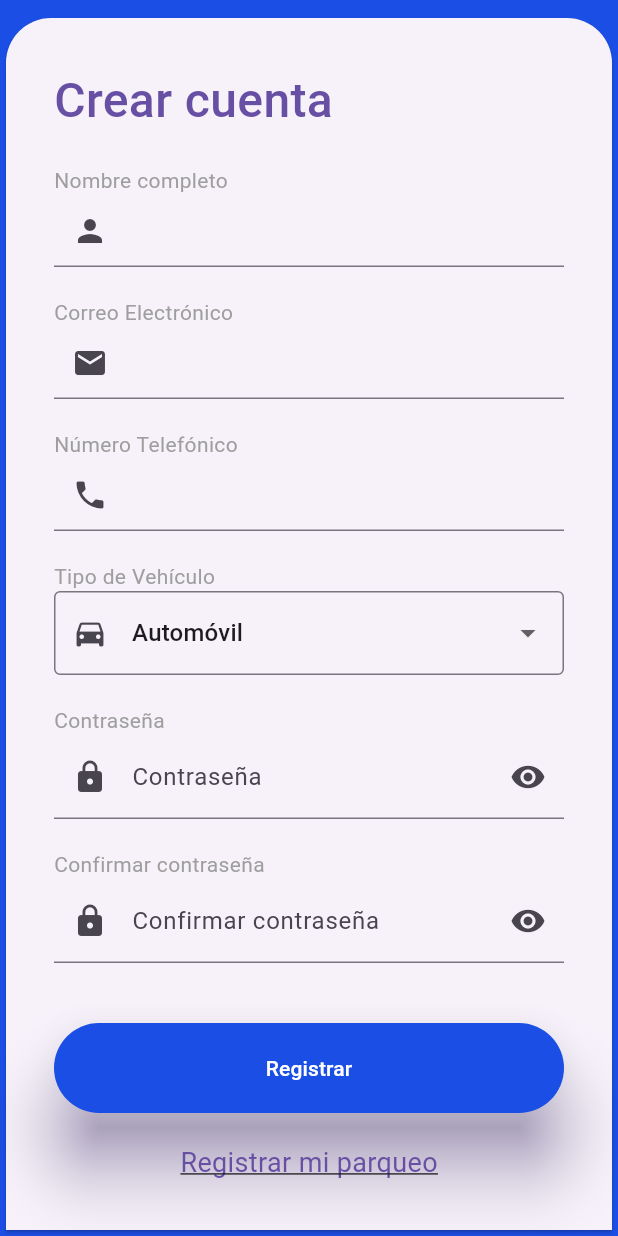
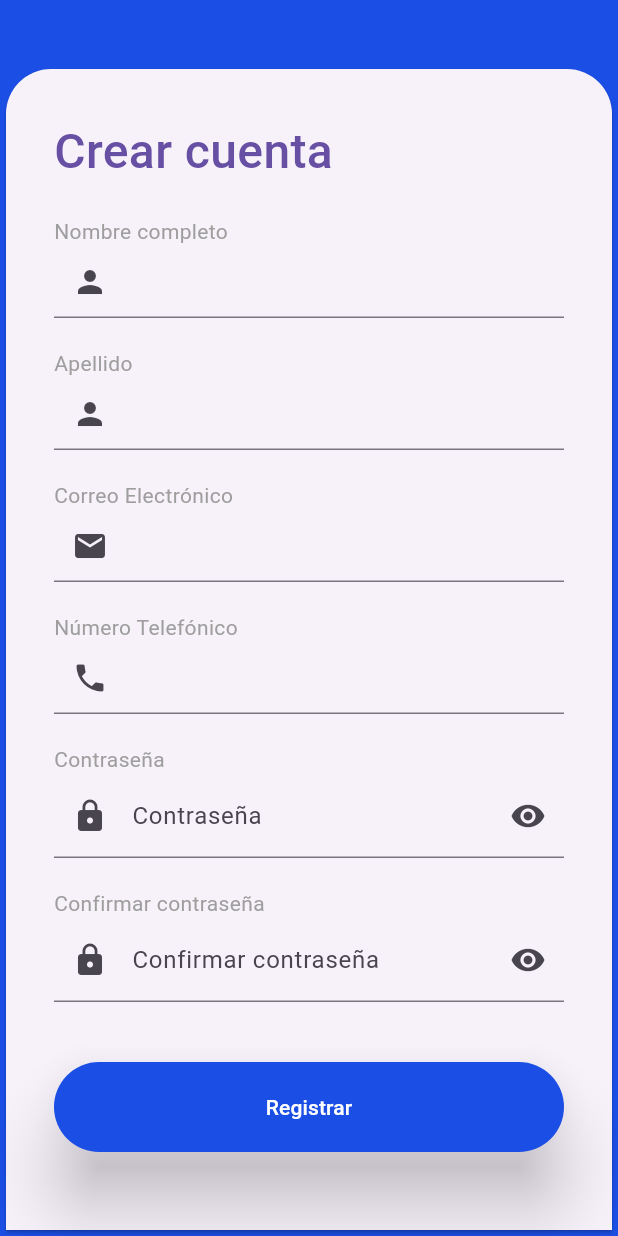
Before and after one commit to ValexLaz/estacionaT, a Flutter app: the SignUpPage screen opened directly, on a phone screen of 412 x 824 dp. Run offline on Flutter 3.47's test engine with Material 3 defaults, Android fonts, the phone set to English and light mode, and no system bars; our stand-ins replace flutter_map, geolocator, latlong2.

Commit message:
registro de usuario y api

```diff
--- a/lib/screens_users/create_account_page.dart
+++ b/lib/screens_users/create_account_page.dart
@@ -1,5 +1,6 @@
+import 'dart:convert';
 import 'package:flutter/material.dart';
-import 'package:map_flutter/screens_gerentes/create_account_gerente.dart';
+import 'package:http/http.dart' as http;
 
 import 'login_screen.dart';
 
@@ -14,18 +15,20 @@ class _SignUpPageState extends State<SignUpPage> {
   late Color myColor;
   late Size mediaSize;
   TextEditingController nameController = TextEditingController();
+  TextEditingController last_nameController = TextEditingController();
+
   TextEditingController emailController = TextEditingController();
   TextEditingController passwordController = TextEditingController();
   TextEditingController confirmPasswordController = TextEditingController();
   TextEditingController phoneController = TextEditingController();
   FocusNode nameFocusNode = FocusNode();
+  FocusNode last_nameFocusNode = FocusNode();
   FocusNode emailFocusNode = FocusNode();
   FocusNode passwordFocusNode = FocusNode();
   FocusNode confirmPasswordFocusNode = FocusNode();
   FocusNode phoneFocusNode = FocusNode();
   bool obscurePassword = true;
   bool obscureConfirmPassword = true;
-  String vehicleType = 'Automóvil';
 
   @override
   Widget build(BuildContext context) {
@@ -91,6 +94,10 @@ class _SignUpPageState extends State<SignUpPage> {
         _buildInputField(nameController,
             icon: Icons.person, focusNode: nameFocusNode),
         const SizedBox(height: 20),
+        _buildGreyText("Apellido"),
+        _buildInputField(last_nameController,
+            icon: Icons.person, focusNode: last_nameFocusNode),
+        const SizedBox(height: 20),
         _buildGreyText("Correo Electrónico"),
         _buildInputField(emailController,
             icon: Icons.email, focusNode: emailFocusNode),
@@ -98,9 +105,6 @@ class _SignUpPageState extends State<SignUpPage> {
         _buildGreyText("Número Telefónico"),
         _buildInputField(phoneController,
             icon: Icons.phone, focusNode: phoneFocusNode),
-        const SizedBox(height: 20),
-        _buildGreyText("Tipo de Vehículo"),
-        _buildVehicleTypeDropdown(),
         const SizedBox(height: 20),
         _buildGreyText("Contraseña"),
         _buildPasswordInputField(passwordController, passwordFocusNode,
@@ -115,7 +119,6 @@ class _SignUpPageState extends State<SignUpPage> {
         const SizedBox(height: 40),
         _buildSignUpButton(),
         const SizedBox(height: 20),
-        _buildParkingRegistrationButton(),
       ],
     );
   }
@@ -153,44 +156,72 @@ class _SignUpPageState extends State<SignUpPage> {
     );
   }
 
-  Widget _buildVehicleTypeDropdown() {
-    return DropdownButtonFormField<String>(
-      value: vehicleType,
-      items: <String>['Automóvil', 'Motocicleta', 'Cuadratrack', 'Bicicleta']
-          .map<DropdownMenuItem<String>>((String value) {
-        return DropdownMenuItem<String>(
-          value: value,
-          child: Text(value),
-        );
-      }).toList(),
-      onChanged: (String? newValue) {
-        setState(() {
-          vehicleType = newValue!;
-        });
-      },
-      decoration: const InputDecoration(
-        border: OutlineInputBorder(),
-        prefixIcon: Icon(Icons.directions_car),
-      ),
-    );
-  }
-
   Widget _buildSignUpButton() {
     return ElevatedButton(
-      onPressed: () {
-        // Navegar a CreateAccountPage
-        Navigator.of(context).push(
-          MaterialPageRoute(builder: (context) => LoginPage()),
+      onPressed: () async {
+        // Datos de registro
+        String username = nameController.text.trim();
+        String last_name = last_nameController.text.trim();
+        String email = emailController.text.trim();
+        String password = passwordController.text.trim();
+        String phone = phoneController.text.trim();
+
+        // Crear el cuerpo de la solicitud
+        Map<String, String> requestBody = {
+          'username': username,
+          'last_name': last_name,
+          'email': email,
+          'password': password,
+          'phone': phone,
+        };
+
+        // Realizar la solicitud HTTP
+        final response = await http.post(
+          Uri.parse(
+              'https://estacionatbackend.onrender.com/api/v2/user/signup/'),
+          body: jsonEncode(requestBody),
+          headers: {
+            'Content-Type': 'application/json',
+          },
         );
+        print(response.body);
+        // Verificar el código de respuesta
+        if (response.statusCode == 200) {
+          // Registro exitoso
+          // Puedes manejar aquí la respuesta si la API devuelve algo
+          // Navegar a la página de inicio de sesión o a donde desees
+          Navigator.of(context).push(
+            MaterialPageRoute(builder: (context) => LoginPage()),
+          );
+        } else {
+          // Si la solicitud falla, puedes mostrar
+          showDialog(
+            context: context,
+            builder: (BuildContext context) {
+              return AlertDialog(
+                title: Text('Error de registro'),
+                content: Text(
+                    'Hubo un error al registrar el usuario. Por favor, inténtalo de nuevo más tarde.'),
+                actions: [
+                  TextButton(
+                    onPressed: () {
+                      Navigator.of(context).pop();
+                    },
+                    child: Text('Cerrar'),
+                  ),
+                ],
+              );
+            },
+          );
+        }
       },
       style: ElevatedButton.styleFrom(
         backgroundColor: Color(0xFF1b4ee4),
-        shape: const StadiumBorder(),
+        shape: StadiumBorder(),
         elevation: 20,
-        shadowColor: myColor,
-        minimumSize: const Size.fromHeight(60),
+        minimumSize: Size.fromHeight(60),
       ),
-      child: const Text(
+      child: Text(
         "Registrar",
         style: TextStyle(color: Colors.white),
       ),
@@ -201,7 +232,7 @@ class _SignUpPageState extends State<SignUpPage> {
     return InkWell(
       onTap: () {
         Navigator.of(context).push(
-          MaterialPageRoute(builder: (context) => SignUpParkingPage()),
+          MaterialPageRoute(builder: (context) => SignUpPage()),
         );
       },
       child: Center(
@@ -216,8 +247,6 @@ class _SignUpPageState extends State<SignUpPage> {
       ),
     );
   }
-
-
 }
 
 void main() {
```
